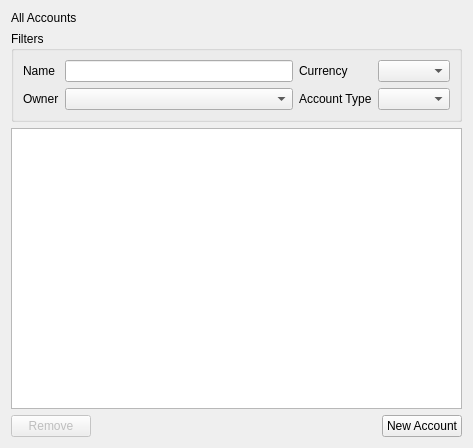
Qt form src/accountstab.ui (VSRonin/BudgetyMcBudgetface) before a commit.
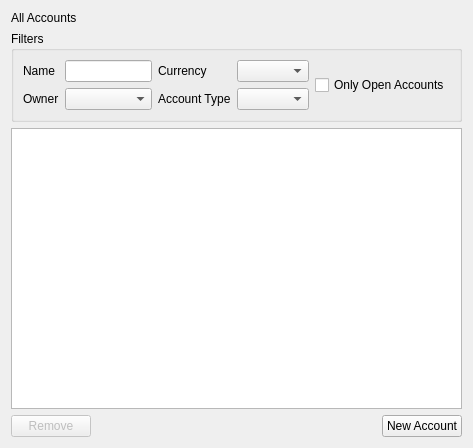
The same form after that commit.

The edit to the form file:
```diff
--- a/src/accountstab.ui
+++ b/src/accountstab.ui
@@ -75,6 +75,13 @@
         </item>
        </layout>
       </item>
+      <item>
+       <widget class="QCheckBox" name="openAccountCheck">
+        <property name="text">
+         <string>Only Open Accounts</string>
+        </property>
+       </widget>
+      </item>
      </layout>
     </widget>
    </item>
```
